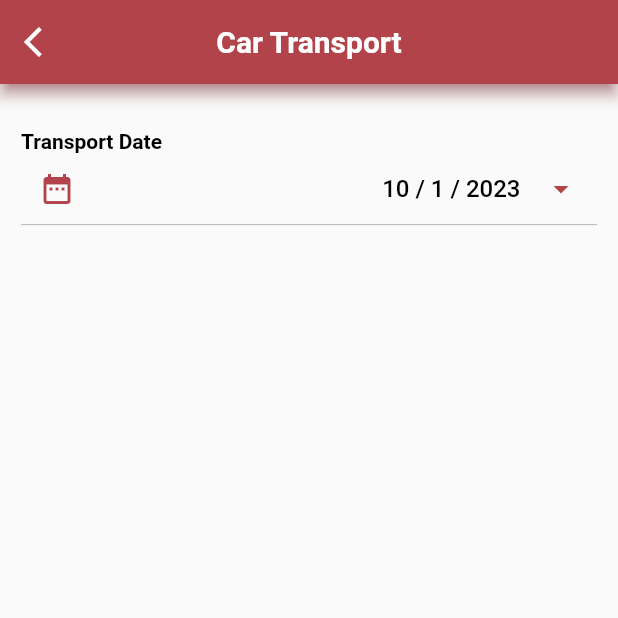
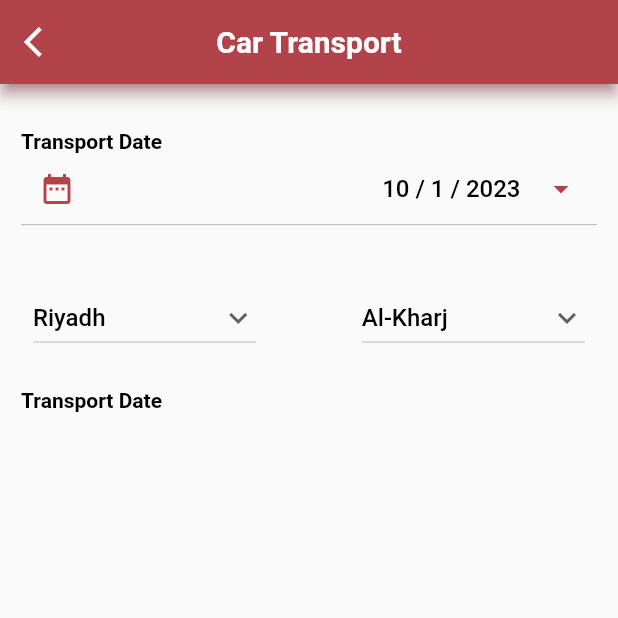
Before and after one commit to MostafaMohamedMokhtar/wakoody, a Flutter app: the OrderCreateView screen opened by its route, on a phone screen of 412 x 824 dp, the top half of it. Run offline on Flutter 3.47's test engine with Material 2 defaults, Android fonts, the light colour scheme and no system bars; our stand-ins replace easy_localization, flutter_phoenix, flutter_riverpod, fluttertoast, geocoding, geolocator and 6 more; missing offline and left inert: geolocator_platform_interface, mac_address; accounts and stored records are empty; Roboto replaces fonts that are missing (Montserrat); project files that could hold a hidden picture were left out.

Commit message:
add dropdown to order_create screen

```diff
--- a/lib/utils/resources/values_manager.dart
+++ b/lib/utils/resources/values_manager.dart
@@ -69,6 +69,7 @@ class AppSize {
   static const double s25 = 25.0;
   static const double s28 = 28.0;
   static const double s30 = 30.0;
+  static const double s35 = 35.0;
   static const double s40 = 40.0;
   static const double s50 = 50.0;
   static const double s60 = 60.0;
--- a/lib/view/bills/order_create.dart
+++ b/lib/view/bills/order_create.dart
@@ -12,6 +12,18 @@ class OrderCreateView extends StatefulWidget {
 }
 
 class _OrderCreateViewState extends State<OrderCreateView> {
+  String dropdownvalue1 = 'Riyadh';
+  String dropdownvalue2 = 'Al-Kharj';
+
+  // List of items in our dropdown menu
+  var cities = [
+    'Riyadh',
+    'Al-Kharj',
+    'Al-Dammam',
+    'Jeddah',
+    'Makkah',
+  ];
+
   @override
   Widget build(BuildContext context) {
     return Scaffold(
@@ -45,7 +57,76 @@ class _OrderCreateViewState extends State<OrderCreateView> {
                 // Do something with the selected date
               },
               focusNode: FocusNode(),
-            )
+            ),
+            const SizedBox(
+              height: AppSize.s30,
+            ),
+            Row(
+              mainAxisAlignment: MainAxisAlignment.spaceBetween,
+              children: [
+                Container(
+                  width: MediaQuery.of(context).size.width * .4,
+                  padding: const EdgeInsets.all(AppPadding.p8),
+                //  color: Colors.yellow,
+                  child: DropdownButton(
+                    isExpanded: true,
+
+                    // Initial Value
+                    value: dropdownvalue1,
+
+                    // Down Arrow Icon
+                    icon: const Icon(Icons.keyboard_arrow_down),
+
+                    // Array list of items
+                    items: cities.map((String city) {
+                      return DropdownMenuItem(
+                        value: city,
+                        child: Text(city),
+                      );
+                    }).toList(),
+                    // After selecting the desired option,it will
+                    // change button value to selected value
+                    onChanged: (String? newValue) {
+                      setState(() {
+                        dropdownvalue1 = newValue!;
+                      });
+                    },
+                  ),
+                ),
+                const SizedBox(width: AppSize.s30,),
+                Container(
+                  width: MediaQuery.of(context).size.width * .4,
+                 padding: const EdgeInsets.all(AppPadding.p8),
+                //  color: Colors.lightBlue,
+                  child: DropdownButton(
+                    isExpanded: true,
+                    // Initial Value
+                    value: dropdownvalue2,
+
+                    // Down Arrow Icon
+                    icon: const Icon(Icons.keyboard_arrow_down),
+
+                    // Array list of items
+                    items: cities.map((String city) {
+                      return DropdownMenuItem(
+                        value: city,
+                        child: Text(city),
+                      );
+                    }).toList(),
+                    // After selecting the desired option,it will
+                    // change button value to selected value
+                    onChanged: (String? newValue) {
+                      setState(() {
+                        dropdownvalue2 = newValue!;
+                      });
+                    },
+                  ),
+                ),
+              ],
+            ),
+            const SizedBox(height: AppSize.s15,),
+            Text(AppStrings.transportDate.tr() ,
+              style: Theme.of(context).textTheme.headline4,),
           ],
         ),
       ),
```
